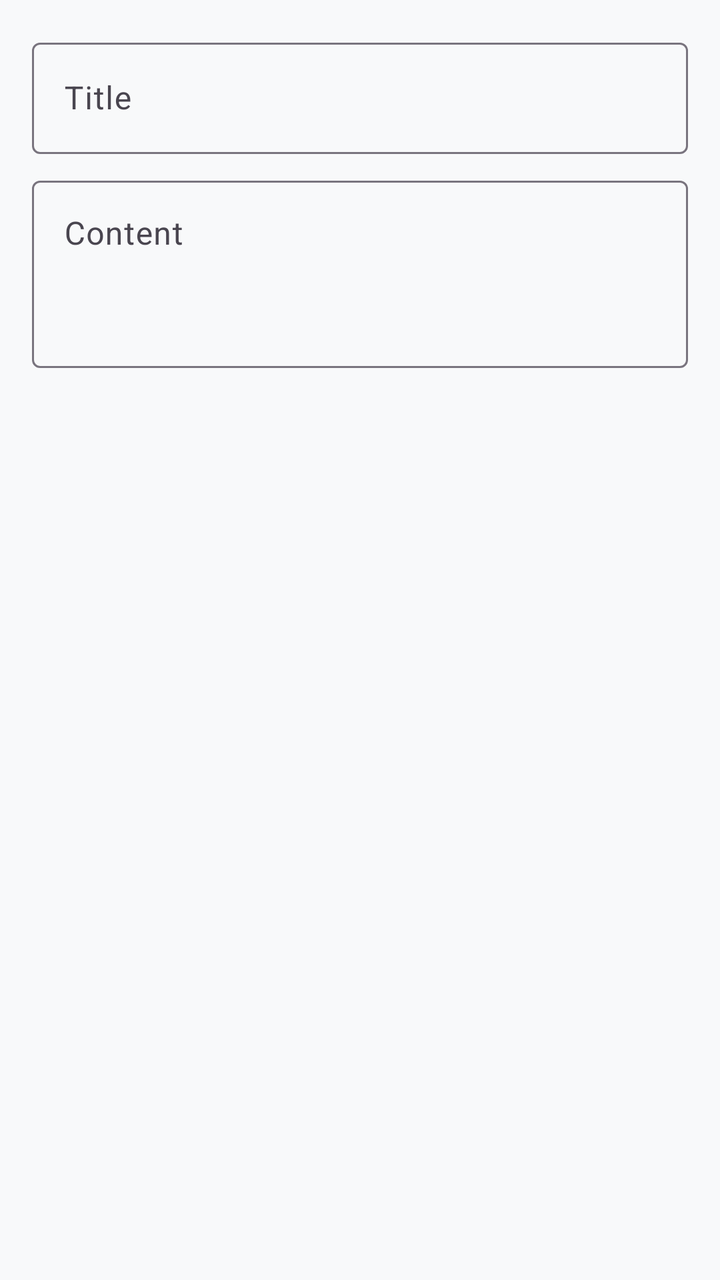
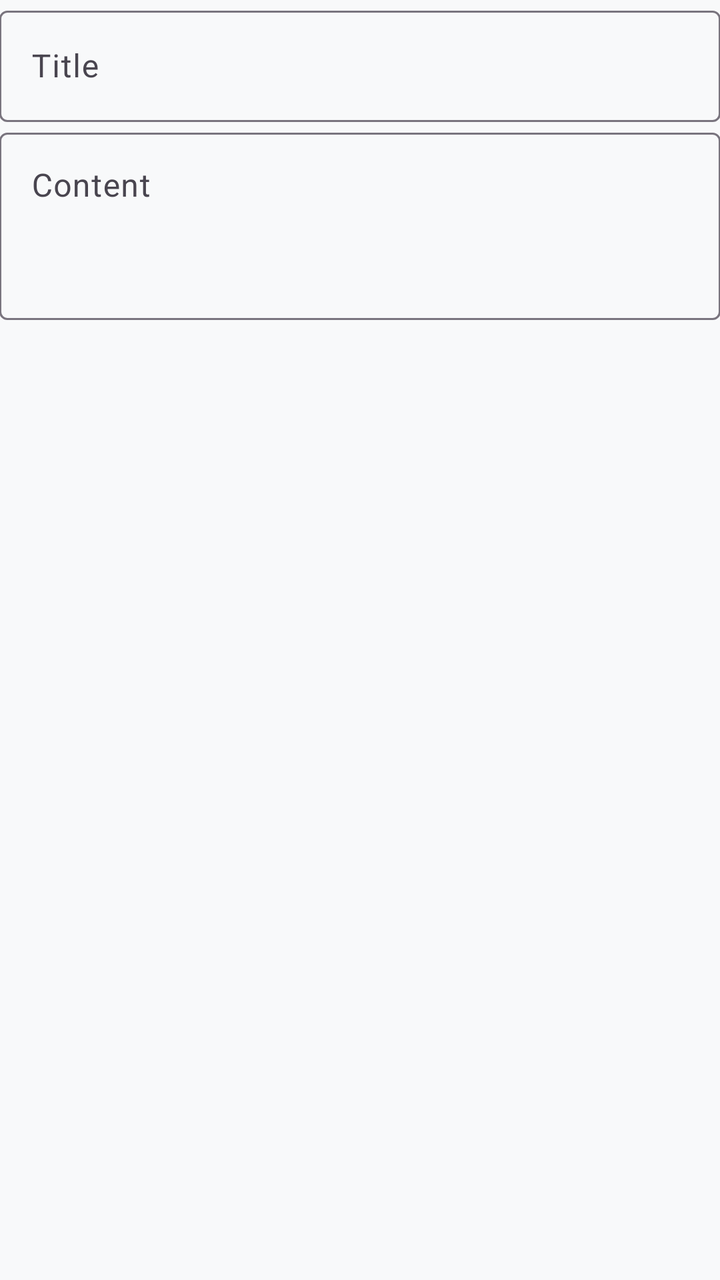

Screens rendered from an Android XML layout before and after an edit, with the pre-edit source and the edit as a unified diff.
<!-- AndroidManifest.xml: application theme Theme.ToDoApp -->
<!-- res/layout/dialog_add_note.xml -->
<?xml version="1.0" encoding="utf-8"?>
<LinearLayout xmlns:android="http://schemas.android.com/apk/res/android"
    android:layout_width="match_parent"
    android:layout_height="wrap_content"
    android:orientation="vertical"
    android:padding="16dp">

    <com.google.android.material.textfield.TextInputLayout
        android:layout_width="match_parent"
        android:layout_height="wrap_content"
        android:hint="Title">

        <com.google.android.material.textfield.TextInputEditText
            android:id="@+id/etTitle"
            android:layout_width="match_parent"
            android:layout_height="wrap_content"
            android:inputType="textCapSentences" />

    </com.google.android.material.textfield.TextInputLayout>

    <com.google.android.material.textfield.TextInputLayout
        android:layout_width="match_parent"
        android:layout_height="wrap_content"
        android:layout_marginTop="8dp"
        android:hint="Content">

        <com.google.android.material.textfield.TextInputEditText
            android:id="@+id/etContent"
            android:layout_width="match_parent"
            android:layout_height="wrap_content"
            android:gravity="top"
            android:inputType="textMultiLine|textCapSentences"
            android:minLines="3" />

    </com.google.android.material.textfield.TextInputLayout>

</LinearLayout>
<!-- resources referenced by this layout -->
<resources>
  <style name="Theme.ToDoApp" parent="Base.Theme.ToDoApp" />
  <style name="Base.Theme.ToDoApp" parent="Theme.Material3.DayNight.NoActionBar">
          <item name="colorPrimary">@color/colorPrimary</item>
          <item name="colorSecondary">@color/colorSecondary</item>
          <item name="colorAccent">@color/colorAccent</item>
          <item name="android:windowBackground">@color/colorBackground</item>
          <item name="android:statusBarColor">@color/gradientStart</item>
          <item name="android:windowLightStatusBar">true</item>
      </style>
  <color name="colorPrimary">#2575FC</color>
  <color name="colorSecondary">#6A11CB</color>
  <color name="colorAccent">#6A11CB</color>
  <color name="colorBackground">#F8F9FA</color>
  <color name="gradientStart">#E9ECEF</color>
</resources>

<!-- the commit's change to res/layout/dialog_add_note.xml (unified diff, before → after) -->
@@ -3,7 +3,7 @@
     android:layout_width="match_parent"
     android:layout_height="wrap_content"
     android:orientation="vertical"
-    android:padding="16dp">
+    android:padding="@dimen/_16sdp">
 
     <com.google.android.material.textfield.TextInputLayout
         android:layout_width="match_parent"
@@ -21,7 +21,7 @@
     <com.google.android.material.textfield.TextInputLayout
         android:layout_width="match_parent"
         android:layout_height="wrap_content"
-        android:layout_marginTop="8dp"
+        android:layout_marginTop="@dimen/_8sdp"
         android:hint="Content">
 
         <com.google.android.material.textfield.TextInputEditText
